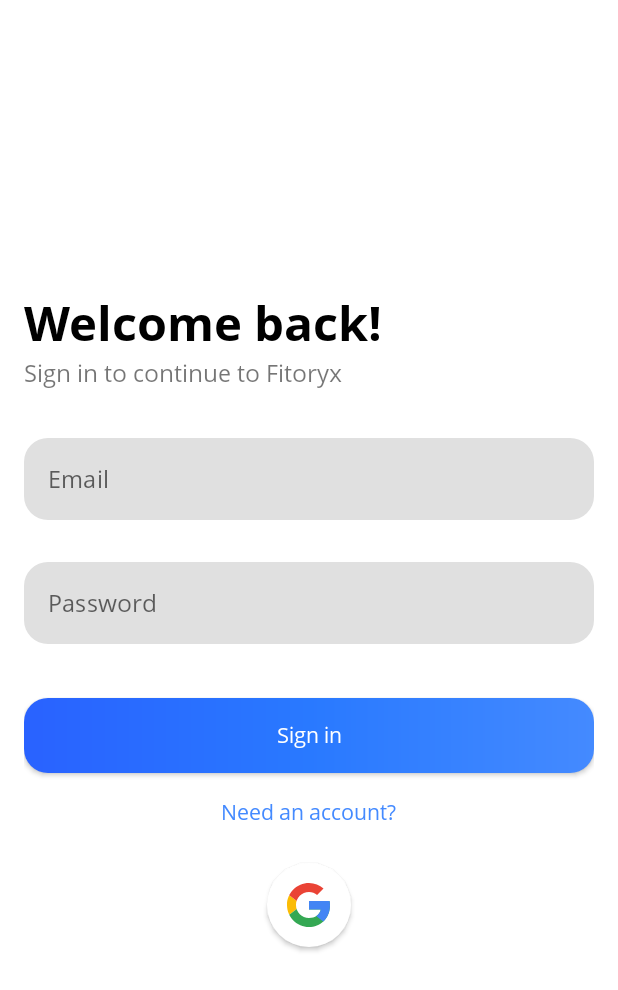
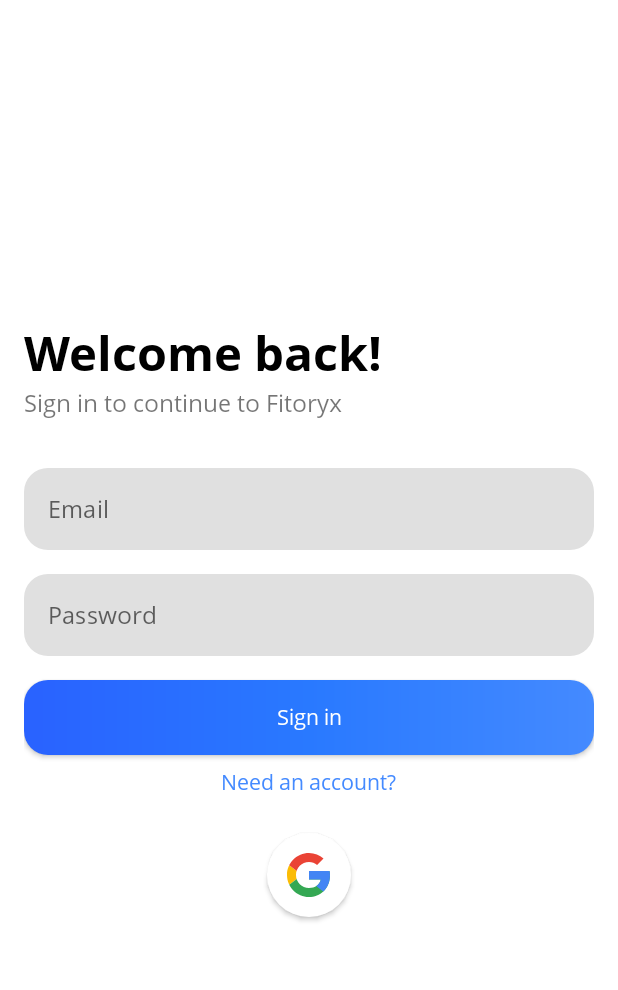
Before and after one commit to TomTruyen/Fitoryx-Android-Native, an Android app: the layout fragment_login.xml on its own in the app's theme, with its tools: preview values and no code run, on a phone screen of 412 x 824 dp. Shown: the top 990 px of the screen. Run offline under Robolectric (Android 15) with nearby library versions, the phone set to English and light mode, and no system bars.

Commit message:
fix: default styling when no error
When no error there shouldnt be any space reserved for the error as it makes the spacing too large

```diff
--- a/app/src/main/res/layout/fragment_login.xml
+++ b/app/src/main/res/layout/fragment_login.xml
@@ -34,8 +34,7 @@
         android:id="@+id/email_text_input_layout"
         android:layout_width="match_parent"
         android:layout_height="wrap_content"
-        android:layout_marginBottom="8dp"
-        app:errorEnabled="true"
+        android:layout_marginBottom="@dimen/padding_default"
         >
         <com.google.android.material.textfield.TextInputEditText
             android:layout_width="match_parent"
@@ -52,8 +51,7 @@
         android:id="@+id/password_text_input_layout"
         android:layout_width="match_parent"
         android:layout_height="wrap_content"
-        android:layout_marginBottom="8dp"
-        app:errorEnabled="true"
+        android:layout_marginBottom="@dimen/padding_default"
         >
     <com.google.android.material.textfield.TextInputEditText
         android:layout_width="match_parent"
@@ -70,7 +68,6 @@
         android:id="@+id/login_button"
         android:layout_width="match_parent"
         android:layout_height="wrap_content"
-        android:layout_marginVertical="8dp"
         android:text="@string/sign_in"
         />
 
--- a/app/src/main/res/layout/fragment_register.xml
+++ b/app/src/main/res/layout/fragment_register.xml
@@ -34,7 +34,7 @@
         android:id="@+id/email_text_input_layout"
         android:layout_width="match_parent"
         android:layout_height="wrap_content"
-        app:errorEnabled="true"
+        android:layout_marginBottom="@dimen/padding_default"
         >
         <com.google.android.material.textfield.TextInputEditText
             android:layout_width="match_parent"
@@ -50,7 +50,7 @@
         android:id="@+id/password_text_input_layout"
         android:layout_width="match_parent"
         android:layout_height="wrap_content"
-        app:errorEnabled="true"
+        android:layout_marginBottom="@dimen/padding_default"
         >
         <com.google.android.material.textfield.TextInputEditText
             android:layout_width="match_parent"
@@ -66,7 +66,6 @@
         android:id="@+id/register_button"
         android:layout_width="match_parent"
         android:layout_height="wrap_content"
-        android:layout_marginVertical="8dp"
         android:text="@string/sign_up"
         />
 
```
Also changed, not shown: app/src/main/java/com/tomtruyen/Fitoryx/ui/authentication/LoginFragment.kt (+7 -4 lines).
